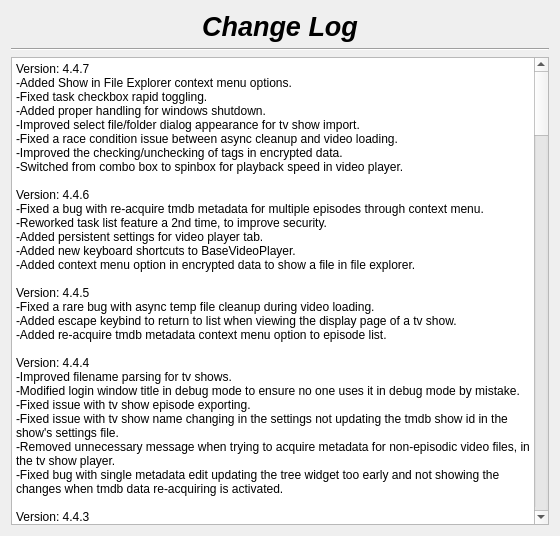
therealMaPMaKeR/MMDiary, file changelog.ui: the form before one commit.
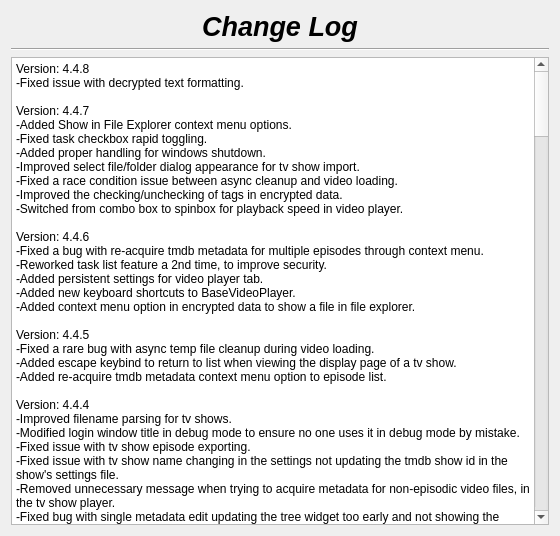
The form after the commit.

Commit message: fixed issue with decrypted text formatting

The edit to the form file:
```diff
--- a/changelog.ui
+++ b/changelog.ui
@@ -55,6 +55,8 @@
 li.unchecked::marker { content: &quot;\2610&quot;; }
 li.checked::marker { content: &quot;\2612&quot;; }
 &lt;/style&gt;&lt;/head&gt;&lt;body style=&quot; font-family:'Segoe UI'; font-size:9pt; font-weight:400; font-style:normal;&quot;&gt;
+&lt;p style=&quot; margin-top:0px; margin-bottom:0px; margin-left:0px; margin-right:0px; -qt-block-indent:0; text-indent:0px;&quot;&gt;Version: 4.4.8&lt;br /&gt;-Fixed issue with decrypted text formatting.&lt;/p&gt;
+&lt;p style=&quot;-qt-paragraph-type:empty; margin-top:0px; margin-bottom:0px; margin-left:0px; margin-right:0px; -qt-block-indent:0; text-indent:0px;&quot;&gt;&lt;br /&gt;&lt;/p&gt;
 &lt;p style=&quot; margin-top:0px; margin-bottom:0px; margin-left:0px; margin-right:0px; -qt-block-indent:0; text-indent:0px;&quot;&gt;Version: 4.4.7&lt;br /&gt;-Added Show in File Explorer context menu options.&lt;/p&gt;
 &lt;p style=&quot; margin-top:0px; margin-bottom:0px; margin-left:0px; margin-right:0px; -qt-block-indent:0; text-indent:0px;&quot;&gt;-Fixed task checkbox rapid toggling.&lt;br /&gt;-Added proper handling for windows shutdown.&lt;/p&gt;
 &lt;p style=&quot; margin-top:0px; margin-bottom:0px; margin-left:0px; margin-right:0px; -qt-block-indent:0; text-indent:0px;&quot;&gt;-Improved select file/folder dialog appearance for tv show import.&lt;/p&gt;
```
The commit also changes 1 other file.
